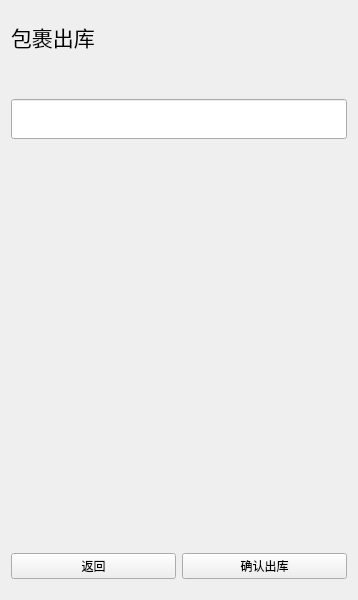
Old version of the form packageout.ui in the repository sg-first/Express-System.
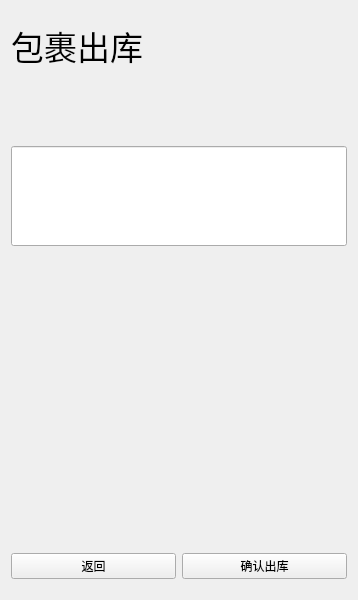
New version of the form.

The edit to the form file:
```diff
--- a/packageout.ui
+++ b/packageout.ui
@@ -43,7 +43,7 @@
        <property name="font">
         <font>
          <family>Arial</family>
-         <pointsize>16</pointsize>
+         <pointsize>25</pointsize>
         </font>
        </property>
        <property name="text">
@@ -73,11 +73,17 @@
      <item>
       <widget class="QLineEdit" name="lineEdit">
        <property name="sizePolicy">
-        <sizepolicy hsizetype="Expanding" vsizetype="Expanding">
+        <sizepolicy hsizetype="Expanding" vsizetype="Minimum">
          <horstretch>0</horstretch>
          <verstretch>0</verstretch>
         </sizepolicy>
        </property>
+       <property name="minimumSize">
+        <size>
+         <width>0</width>
+         <height>100</height>
+        </size>
+       </property>
        <property name="maximumSize">
         <size>
          <width>16777215</width>
```
